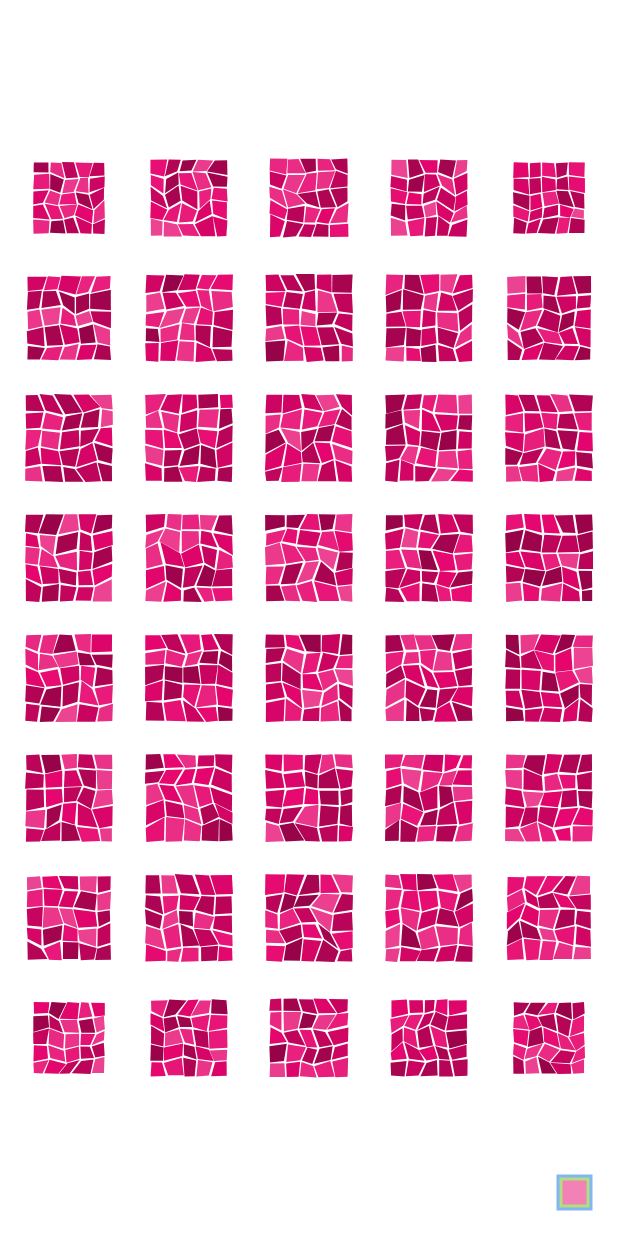
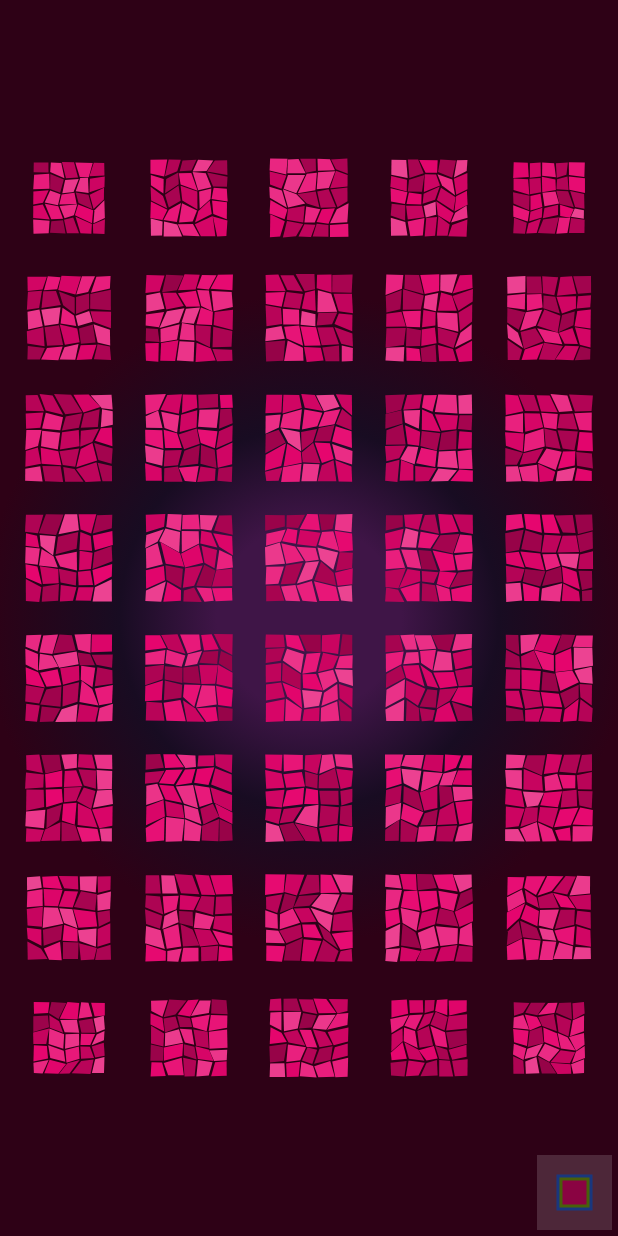
Before and after one commit to ztrag/skwer, a Flutter app: the screen it shows after launch, on a phone screen of 412 x 824 dp. Run offline on Flutter 3.47's test engine with Material 2 defaults, Android fonts, the phone set to English and light mode, and no system bars.

Commit message:
Gradient always on.

```diff
--- a/lib/game/game_widget.dart
+++ b/lib/game/game_widget.dart
@@ -6,6 +6,7 @@ import 'package:skwer/colors.dart';
 import 'package:skwer/game/game.dart';
 import 'package:skwer/game/game_props.dart';
 import 'package:skwer/game/game_rotation.dart';
+import 'package:skwer/game/game_zone.dart';
 import 'package:skwer/game/puzzle.dart';
 import 'package:skwer/platform.dart';
 import 'package:skwer/tile/skwer_tile.dart';
@@ -72,16 +73,16 @@ class _GameWidgetState extends State<GameWidget> {
       child: Stack(
         alignment: Alignment.center,
         children: [
-          ValueListenableBuilder<Puzzle?>(
+          ValueListenableBuilder(
+            valueListenable: game.gameProps,
+            builder: (_, props, __) => ValueListenableBuilder<Puzzle?>(
                 valueListenable: game.gameProps.value.puzzle,
                 builder: (_, puzzle, __) {
-                if (puzzle == null) {
-                  return Container();
-                }
+                  final zone = GameZone(props.numTilesX, props.numTilesY);
                   final skwer = game.gameProps.value.skwer;
                   final zoneSize = min(
-                      puzzle.zone.size.x / size.width,
-                      puzzle.zone.size.y / size.height,
+                        zone.size.x / size.width,
+                        zone.size.y / size.height,
                       ) *
                       tileSize;
                   const centerShade = [0.55, 0.65, 0.55];
@@ -122,15 +123,20 @@ class _GameWidgetState extends State<GameWidget> {
                           ],
                         ),
                       ),
-                    child: Center(
+                      child: puzzle == null
+                          ? Container()
+                          : Center(
                               child: Container(
-                        width: puzzle.zone.size.x * tileSize + 8,
-                        height: puzzle.zone.size.y * tileSize + 8,
+                                width: zone.size.x * tileSize,
+                                height: zone.size.y * tileSize,
                                 decoration: BoxDecoration(
+                                  color: skBlack,
                                   border: Border.all(
                                     width: 4,
+                                    strokeAlign: BorderSide.strokeAlignOutside,
                                     color: Color.lerp(
-                                skTileColors[game.gameProps.value.skwer % 3],
+                                        skTileColors[
+                                            game.gameProps.value.skwer % 3],
                                         skBlack,
                                         0.3)!,
                                   ),
@@ -140,6 +146,7 @@ class _GameWidgetState extends State<GameWidget> {
                     ),
                   );
                 }),
+          ),
           Listener(
             onPointerDown: _onPointerDown,
             onPointerMove: _onPointerMove,
```
Lines whose indentation alone changed are shown as unchanged.
